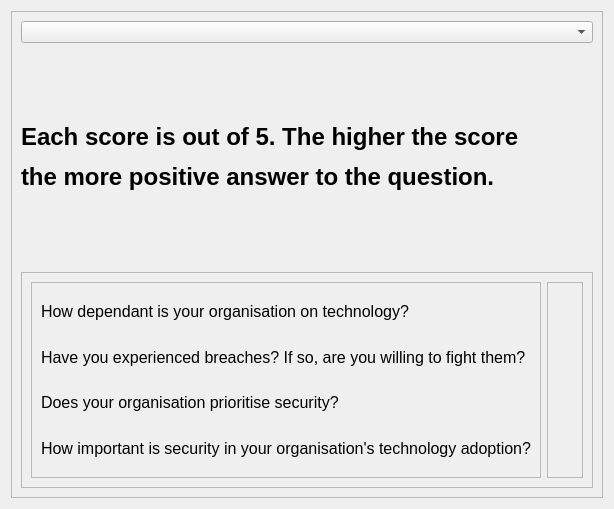
Qt form src/ui_design/scores.ui (mikukula/SAT) before a commit.
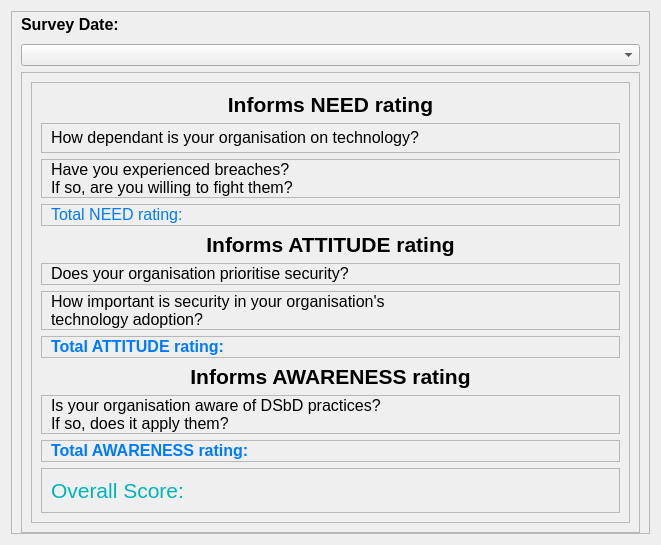
The same form after that commit.

Patch:
```diff
--- a/src/ui_design/scores.ui
+++ b/src/ui_design/scores.ui
@@ -6,8 +6,8 @@
    <rect>
     <x>0</x>
     <y>0</y>
-    <width>614</width>
-    <height>509</height>
+    <width>661</width>
+    <height>545</height>
    </rect>
   </property>
   <property name="windowTitle">
@@ -23,16 +23,22 @@
       <enum>QFrame::Raised</enum>
      </property>
      <layout class="QVBoxLayout" name="verticalLayout_4">
+      <property name="topMargin">
+       <number>0</number>
+      </property>
+      <property name="bottomMargin">
+       <number>0</number>
+      </property>
       <item>
-       <widget class="QComboBox" name="surveyBox"/>
-      </item>
-      <item>
-       <widget class="QLabel" name="label_9">
+       <widget class="QLabel" name="label_13">
         <property name="text">
-         <string>&lt;html&gt;&lt;head/&gt;&lt;body&gt;&lt;p&gt;&lt;span style=&quot; font-size:18pt; font-weight:800;&quot;&gt;Each score is out of 5. The higher the score&lt;/span&gt;&lt;/p&gt;&lt;p&gt;&lt;span style=&quot; font-size:18pt; font-weight:800;&quot;&gt;the more positive answer to the question.&lt;/span&gt;&lt;/p&gt;&lt;/body&gt;&lt;/html&gt;</string>
+         <string>&lt;html&gt;&lt;head/&gt;&lt;body&gt;&lt;p&gt;&lt;span style=&quot; font-size:12pt; font-weight:600;&quot;&gt;Survey Date:&lt;/span&gt;&lt;/p&gt;&lt;/body&gt;&lt;/html&gt;</string>
         </property>
        </widget>
       </item>
+      <item>
+       <widget class="QComboBox" name="surveyBox"/>
+      </item>
       <item>
        <widget class="QFrame" name="frame_3">
         <property name="frameShape">
@@ -52,73 +58,449 @@
            </property>
            <layout class="QVBoxLayout" name="verticalLayout">
             <item>
-             <widget class="QLabel" name="label_2">
+             <widget class="QLabel" name="label_5">
               <property name="text">
-               <string>&lt;html&gt;&lt;head/&gt;&lt;body&gt;&lt;p&gt;&lt;span style=&quot; font-size:12pt;&quot;&gt;How dependant is your organisation on technology?&lt;/span&gt;&lt;/p&gt;&lt;/body&gt;&lt;/html&gt;</string>
+               <string>&lt;html&gt;&lt;head/&gt;&lt;body&gt;&lt;p align=&quot;center&quot;&gt;&lt;span style=&quot; font-size:16pt; font-weight:600;&quot;&gt;Informs NEED rating&lt;/span&gt;&lt;/p&gt;&lt;/body&gt;&lt;/html&gt;</string>
               </property>
              </widget>
             </item>
             <item>
-             <widget class="QLabel" name="label">
-              <property name="text">
-               <string>&lt;html&gt;&lt;head/&gt;&lt;body&gt;&lt;p&gt;&lt;span style=&quot; font-size:12pt;&quot;&gt;Have you experienced breaches? If so, are you willing to fight them?&lt;/span&gt;&lt;/p&gt;&lt;/body&gt;&lt;/html&gt;</string>
+             <widget class="QFrame" name="frame_4">
+              <property name="frameShape">
+               <enum>QFrame::StyledPanel</enum>
               </property>
+              <property name="frameShadow">
+               <enum>QFrame::Raised</enum>
+              </property>
+              <layout class="QHBoxLayout" name="horizontalLayout">
+               <property name="topMargin">
+                <number>0</number>
+               </property>
+               <property name="bottomMargin">
+                <number>0</number>
+               </property>
+               <item>
+                <widget class="QLabel" name="label_2">
+                 <property name="text">
+                  <string>&lt;html&gt;&lt;head/&gt;&lt;body&gt;&lt;p&gt;&lt;span style=&quot; font-size:12pt;&quot;&gt;How dependant is your organisation on technology?&lt;/span&gt;&lt;/p&gt;&lt;/body&gt;&lt;/html&gt;</string>
+                 </property>
+                </widget>
+               </item>
+               <item>
+                <spacer name="horizontalSpacer">
+                 <property name="orientation">
+                  <enum>Qt::Horizontal</enum>
+                 </property>
+                 <property name="sizeHint" stdset="0">
+                  <size>
+                   <width>40</width>
+                   <height>20</height>
+                  </size>
+                 </property>
+                </spacer>
+               </item>
+               <item>
+                <widget class="QLabel" name="tdu_score">
+                 <property name="maximumSize">
+                  <size>
+                   <width>16777215</width>
+                   <height>16777215</height>
+                  </size>
+                 </property>
+                 <property name="text">
+                  <string>&lt;html&gt;&lt;head/&gt;&lt;body&gt;&lt;p&gt;&lt;br/&gt;&lt;/p&gt;&lt;/body&gt;&lt;/html&gt;</string>
+                 </property>
+                </widget>
+               </item>
+              </layout>
              </widget>
             </item>
             <item>
-             <widget class="QLabel" name="label_3">
-              <property name="text">
-               <string>&lt;html&gt;&lt;head/&gt;&lt;body&gt;&lt;p&gt;&lt;span style=&quot; font-size:12pt;&quot;&gt;Does your organisation prioritise security?&lt;/span&gt;&lt;/p&gt;&lt;/body&gt;&lt;/html&gt;</string>
+             <widget class="QFrame" name="frame_5">
+              <property name="frameShape">
+               <enum>QFrame::StyledPanel</enum>
               </property>
+              <property name="frameShadow">
+               <enum>QFrame::Raised</enum>
+              </property>
+              <layout class="QHBoxLayout" name="horizontalLayout_3">
+               <property name="topMargin">
+                <number>0</number>
+               </property>
+               <property name="bottomMargin">
+                <number>0</number>
+               </property>
+               <item>
+                <widget class="QLabel" name="label">
+                 <property name="text">
+                  <string>&lt;html&gt;&lt;head/&gt;&lt;body&gt;&lt;p&gt;&lt;span style=&quot; font-size:12pt;&quot;&gt;Have you experienced breaches?&lt;br&gt;If so, are you willing to fight them?&lt;/span&gt;&lt;/p&gt;&lt;/body&gt;&lt;/html&gt;</string>
+                 </property>
+                </widget>
+               </item>
+               <item>
+                <spacer name="horizontalSpacer_2">
+                 <property name="orientation">
+                  <enum>Qt::Horizontal</enum>
+                 </property>
+                 <property name="sizeHint" stdset="0">
+                  <size>
+                   <width>40</width>
+                   <height>20</height>
+                  </size>
+                 </property>
+                </spacer>
+               </item>
+               <item>
+                <widget class="QLabel" name="iab_score">
+                 <property name="maximumSize">
+                  <size>
+                   <width>16777215</width>
+                   <height>16777215</height>
+                  </size>
+                 </property>
+                 <property name="text">
+                  <string>&lt;html&gt;&lt;head/&gt;&lt;body&gt;&lt;p&gt;&lt;br/&gt;&lt;/p&gt;&lt;/body&gt;&lt;/html&gt;</string>
+                 </property>
+                </widget>
+               </item>
+              </layout>
              </widget>
             </item>
             <item>
-             <widget class="QLabel" name="label_4">
-              <property name="text">
-               <string>&lt;html&gt;&lt;head/&gt;&lt;body&gt;&lt;p&gt;&lt;span style=&quot; font-size:12pt;&quot;&gt;How important is security in your organisation's technology adoption?&lt;/span&gt;&lt;/p&gt;&lt;/body&gt;&lt;/html&gt;</string>
+             <widget class="QFrame" name="frame_6">
+              <property name="frameShape">
+               <enum>QFrame::StyledPanel</enum>
               </property>
+              <property name="frameShadow">
+               <enum>QFrame::Raised</enum>
+              </property>
+              <layout class="QHBoxLayout" name="horizontalLayout_4">
+               <property name="topMargin">
+                <number>0</number>
+               </property>
+               <property name="bottomMargin">
+                <number>0</number>
+               </property>
+               <item>
+                <widget class="QLabel" name="label_9">
+                 <property name="text">
+                  <string>&lt;html&gt;&lt;head/&gt;&lt;body&gt;&lt;p&gt;&lt;span style=&quot; font-size:12pt; font-weight:496; color:#007AFF&quot;&gt;Total NEED rating:&lt;/span&gt;&lt;/p&gt;&lt;/body&gt;&lt;/html&gt;</string>
+                 </property>
+                </widget>
+               </item>
+               <item>
+                <spacer name="horizontalSpacer_3">
+                 <property name="orientation">
+                  <enum>Qt::Horizontal</enum>
+                 </property>
+                 <property name="sizeHint" stdset="0">
+                  <size>
+                   <width>40</width>
+                   <height>20</height>
+                  </size>
+                 </property>
+                </spacer>
+               </item>
+               <item>
+                <widget class="QLabel" name="need_score">
+                 <property name="maximumSize">
+                  <size>
+                   <width>16777215</width>
+                   <height>16777215</height>
+                  </size>
+                 </property>
+                 <property name="text">
+                  <string/>
+                 </property>
+                </widget>
+               </item>
+              </layout>
              </widget>
             </item>
-           </layout>
-          </widget>
-         </item>
-         <item>
-          <widget class="QFrame" name="frame_2">
-           <property name="frameShape">
-            <enum>QFrame::StyledPanel</enum>
-           </property>
-           <property name="frameShadow">
-            <enum>QFrame::Raised</enum>
-           </property>
-           <layout class="QVBoxLayout" name="verticalLayout_2">
             <item>
-             <widget class="QLabel" name="tdu_score">
+             <widget class="QLabel" name="label_6">
               <property name="text">
-               <string>&lt;html&gt;&lt;head/&gt;&lt;body&gt;&lt;p&gt;&lt;br/&gt;&lt;/p&gt;&lt;/body&gt;&lt;/html&gt;</string>
+               <string>&lt;html&gt;&lt;head/&gt;&lt;body&gt;&lt;p align=&quot;center&quot;&gt;&lt;span style=&quot; font-size:16pt; font-weight:600;&quot;&gt;Informs ATTITUDE rating&lt;/span&gt;&lt;/p&gt;&lt;/body&gt;&lt;/html&gt;</string>
               </property>
              </widget>
             </item>
             <item>
-             <widget class="QLabel" name="iab_score">
-              <property name="text">
-               <string>&lt;html&gt;&lt;head/&gt;&lt;body&gt;&lt;p&gt;&lt;br/&gt;&lt;/p&gt;&lt;/body&gt;&lt;/html&gt;</string>
+             <widget class="QFrame" name="frame_7">
+              <property name="frameShape">
+               <enum>QFrame::StyledPanel</enum>
               </property>
+              <property name="frameShadow">
+               <enum>QFrame::Raised</enum>
+              </property>
+              <layout class="QHBoxLayout" name="horizontalLayout_5">
+               <property name="topMargin">
+                <number>0</number>
+               </property>
+               <property name="bottomMargin">
+                <number>0</number>
+               </property>
+               <item>
+                <widget class="QLabel" name="label_3">
+                 <property name="text">
+                  <string>&lt;html&gt;&lt;head/&gt;&lt;body&gt;&lt;p&gt;&lt;span style=&quot; font-size:12pt;&quot;&gt;Does your organisation prioritise security?&lt;/span&gt;&lt;/p&gt;&lt;/body&gt;&lt;/html&gt;</string>
+                 </property>
+                </widget>
+               </item>
+               <item>
+                <spacer name="horizontalSpacer_4">
+                 <property name="orientation">
+                  <enum>Qt::Horizontal</enum>
+                 </property>
+                 <property name="sizeHint" stdset="0">
+                  <size>
+                   <width>40</width>
+                   <height>20</height>
+                  </size>
+                 </property>
+                </spacer>
+               </item>
+               <item>
+                <widget class="QLabel" name="spi_score">
+                 <property name="text">
+                  <string/>
+                 </property>
+                </widget>
+               </item>
+              </layout>
              </widget>
             </item>
             <item>
-             <widget class="QLabel" name="spi_score">
-              <property name="text">
-               <string>&lt;html&gt;&lt;head/&gt;&lt;body&gt;&lt;p&gt;&lt;br/&gt;&lt;/p&gt;&lt;/body&gt;&lt;/html&gt;</string>
+             <widget class="QFrame" name="frame_8">
+              <property name="frameShape">
+               <enum>QFrame::StyledPanel</enum>
               </property>
+              <property name="frameShadow">
+               <enum>QFrame::Raised</enum>
+              </property>
+              <layout class="QHBoxLayout" name="horizontalLayout_6">
+               <property name="topMargin">
+                <number>0</number>
+               </property>
+               <property name="rightMargin">
+                <number>9</number>
+               </property>
+               <property name="bottomMargin">
+                <number>0</number>
+               </property>
+               <item>
+                <widget class="QLabel" name="label_4">
+                 <property name="text">
+                  <string>&lt;html&gt;&lt;head/&gt;&lt;body&gt;&lt;p&gt;&lt;span style=&quot; font-size:12pt;&quot;&gt;How important is security in your organisation's&lt;br&gt; technology adoption?&lt;/span&gt;&lt;/p&gt;&lt;/body&gt;&lt;/html&gt;</string>
+                 </property>
+                </widget>
+               </item>
+               <item>
+                <spacer name="horizontalSpacer_5">
+                 <property name="orientation">
+                  <enum>Qt::Horizontal</enum>
+                 </property>
+                 <property name="sizeType">
+                  <enum>QSizePolicy::Expanding</enum>
+                 </property>
+                 <property name="sizeHint" stdset="0">
+                  <size>
+                   <width>40</width>
+                   <height>20</height>
+                  </size>
+                 </property>
+                </spacer>
+               </item>
+               <item>
+                <widget class="QLabel" name="sta_score">
+                 <property name="text">
+                  <string/>
+                 </property>
+                </widget>
+               </item>
+              </layout>
              </widget>
             </item>
             <item>
-             <widget class="QLabel" name="dsa_score">
+             <widget class="QFrame" name="frame_9">
+              <property name="frameShape">
+               <enum>QFrame::StyledPanel</enum>
+              </property>
+              <property name="frameShadow">
+               <enum>QFrame::Raised</enum>
+              </property>
+              <layout class="QHBoxLayout" name="horizontalLayout_7">
+               <property name="topMargin">
+                <number>0</number>
+               </property>
+               <property name="bottomMargin">
+                <number>0</number>
+               </property>
+               <item>
+                <widget class="QLabel" name="label_10">
+                 <property name="text">
+                  <string>&lt;html&gt;&lt;head/&gt;&lt;body&gt;&lt;p&gt;&lt;span style=&quot; font-size:12pt; font-weight:500;color:#007AFF&quot;&gt;Total ATTITUDE rating:&lt;/span&gt;&lt;/p&gt;&lt;/body&gt;&lt;/html&gt;</string>
+                 </property>
+                </widget>
+               </item>
+               <item>
+                <spacer name="horizontalSpacer_6">
+                 <property name="orientation">
+                  <enum>Qt::Horizontal</enum>
+                 </property>
+                 <property name="sizeHint" stdset="0">
+                  <size>
+                   <width>40</width>
+                   <height>20</height>
+                  </size>
+                 </property>
+                </spacer>
+               </item>
+               <item>
+                <widget class="QLabel" name="attitude_score">
+                 <property name="text">
+                  <string/>
+                 </property>
+                </widget>
+               </item>
+              </layout>
+             </widget>
+            </item>
+            <item>
+             <widget class="QLabel" name="label_7">
               <property name="text">
-               <string>&lt;html&gt;&lt;head/&gt;&lt;body&gt;&lt;p&gt;&lt;br/&gt;&lt;/p&gt;&lt;/body&gt;&lt;/html&gt;</string>
+               <string>&lt;html&gt;&lt;head/&gt;&lt;body&gt;&lt;p align=&quot;center&quot;&gt;&lt;span style=&quot; font-size:16pt; font-weight:600;&quot;&gt;Informs AWARENESS rating&lt;/span&gt;&lt;/p&gt;&lt;/body&gt;&lt;/html&gt;</string>
               </property>
              </widget>
             </item>
+            <item>
+             <widget class="QFrame" name="frame_10">
+              <property name="frameShape">
+               <enum>QFrame::StyledPanel</enum>
+              </property>
+              <property name="frameShadow">
+               <enum>QFrame::Raised</enum>
+              </property>
+              <layout class="QHBoxLayout" name="horizontalLayout_8">
+               <property name="topMargin">
+                <number>0</number>
+               </property>
+               <property name="bottomMargin">
+                <number>0</number>
+               </property>
+               <item>
+                <widget class="QLabel" name="label_8">
+                 <property name="text">
+                  <string>&lt;html&gt;&lt;head/&gt;&lt;body&gt;&lt;p&gt;&lt;span style=&quot; font-size:12pt;&quot;&gt;Is your organisation aware of DSbD practices?&lt;br&gt;If so, does it apply them?&lt;/span&gt;&lt;/p&gt;&lt;/body&gt;&lt;/html&gt;</string>
+                 </property>
+                </widget>
+               </item>
+               <item>
+                <spacer name="horizontalSpacer_7">
+                 <property name="orientation">
+                  <enum>Qt::Horizontal</enum>
+                 </property>
+                 <property name="sizeHint" stdset="0">
+                  <size>
+                   <width>40</width>
+                   <height>20</height>
+                  </size>
+                 </property>
+                </spacer>
+               </item>
+               <item>
+                <widget class="QLabel" name="dsa_score">
+                 <property name="text">
+                  <string/>
+                 </property>
+                </widget>
+               </item>
+              </layout>
+             </widget>
+            </item>
+            <item>
+             <widget class="QFrame" name="frame_2">
+              <property name="frameShape">
+               <enum>QFrame::StyledPanel</enum>
+              </property>
+              <property name="frameShadow">
+               <enum>QFrame::Raised</enum>
+              </property>
+              <layout class="QHBoxLayout" name="horizontalLayout_9">
+               <property name="topMargin">
+                <number>0</number>
+               </property>
+               <property name="bottomMargin">
+                <number>0</number>
+               </property>
+               <item>
+                <widget class="QLabel" name="label_11">
+                 <property name="text">
+                  <string>&lt;html&gt;&lt;head/&gt;&lt;body&gt;&lt;p&gt;&lt;span style=&quot; font-size:12pt; font-weight:500;color:#007AFF&quot;&gt;Total AWARENESS rating:&lt;/span&gt;&lt;/p&gt;&lt;/body&gt;&lt;/html&gt;</string>
+                 </property>
+                </widget>
+               </item>
+               <item>
+                <spacer name="horizontalSpacer_8">
+                 <property name="orientation">
+                  <enum>Qt::Horizontal</enum>
+                 </property>
+                 <property name="sizeHint" stdset="0">
+                  <size>
+                   <width>40</width>
+                   <height>20</height>
+                  </size>
+                 </property>
+                </spacer>
+               </item>
+               <item>
+                <widget class="QLabel" name="awareness_score">
+                 <property name="text">
+                  <string/>
+                 </property>
+                </widget>
+               </item>
+              </layout>
+             </widget>
+            </item>
+            <item>
+             <widget class="QFrame" name="frame_11">
+              <property name="frameShape">
+               <enum>QFrame::StyledPanel</enum>
+              </property>
+              <property name="frameShadow">
+               <enum>QFrame::Raised</enum>
+              </property>
+              <layout class="QHBoxLayout" name="horizontalLayout_10">
+               <item>
+                <widget class="QLabel" name="label_12">
+                 <property name="text">
+                  <string>&lt;html&gt;&lt;head/&gt;&lt;body&gt;&lt;p&gt;&lt;span style=&quot; font-size:16pt; font-weight:496; color:#00b5b8;&quot;&gt;Overall Score:&lt;/span&gt;&lt;/p&gt;&lt;/body&gt;&lt;/html&gt;</string>
+                 </property>
+                </widget>
+               </item>
+               <item>
+                <spacer name="horizontalSpacer_9">
+                 <property name="orientation">
+                  <enum>Qt::Horizontal</enum>
+                 </property>
+                 <property name="sizeHint" stdset="0">
+                  <size>
+                   <width>40</width>
+                   <height>20</height>
+                  </size>
+                 </property>
+                </spacer>
+               </item>
+               <item>
+                <widget class="QLabel" name="overall_score">
+                 <property name="text">
+                  <string/>
+                 </property>
+                </widget>
+               </item>
+              </layout>
+             </widget>
+            </item>
            </layout>
           </widget>
          </item>
```
